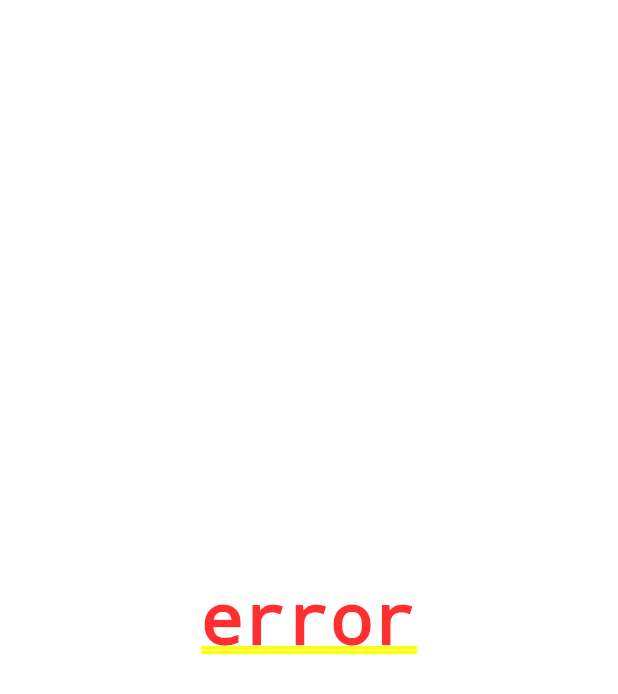
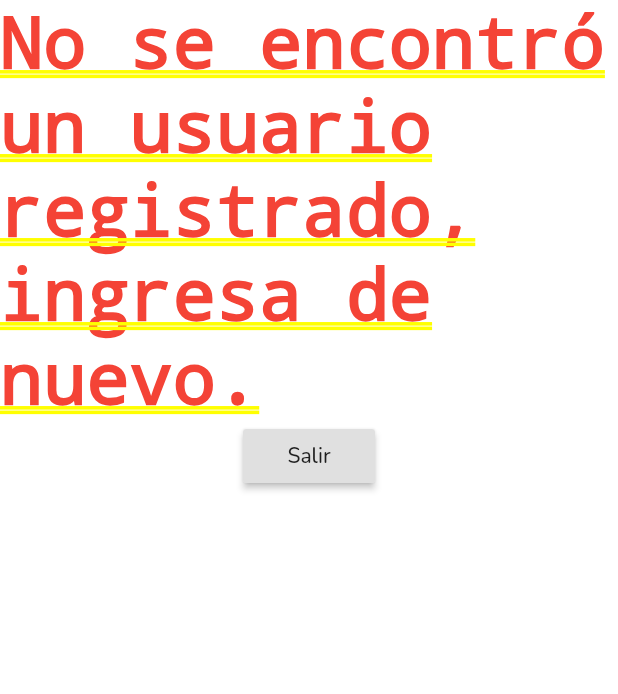
Before and after one commit to ditu474/prodAulaTaller, a Flutter app: the HomePage screen opened directly, on a phone screen of 412 x 824 dp. Shown: the top 694 px of the screen. Run offline on Flutter 3.47's test engine with Material 2 defaults, Android fonts, the phone set to English and light mode, and no system bars; our stand-ins replace bloc, dartz, data_connection_checker, equatable, flutter_bloc, flutter_svg and 4 more; accounts and stored records are empty.

```diff
--- a/lib/infrastructure/datasources/remoteDataSource.dart
+++ b/lib/infrastructure/datasources/remoteDataSource.dart
@@ -11,8 +11,8 @@ import 'package:http/http.dart' as http;
 
 class RemoteDataSource implements IRemoteDataSource {
   final http.Client client;
-  // final String urlAPI = 'https://rich-solstice-283505.ue.r.appspot.com/';
-  final String urlAPI = 'http://192.168.0.11:3000/';
+  final String urlAPI = 'https://rich-solstice-283505.ue.r.appspot.com/';
+  // final String urlAPI = 'http://192.168.0.11:3000/';
 
   RemoteDataSource({@required this.client});
 
--- a/lib/presentation/UI/home/home_page.dart
+++ b/lib/presentation/UI/home/home_page.dart
@@ -1,31 +1,67 @@
+import 'package:aulataller/presentation/UI/home/servicesSection.dart';
 import 'package:aulataller/presentation/states/authentication/auth_bloc.dart';
+import 'package:aulataller/utils/responsive.dart';
 import 'package:flutter/material.dart';
 import 'package:flutter_bloc/flutter_bloc.dart';
 
 class HomePage extends StatelessWidget {
   @override
   Widget build(BuildContext context) {
-    return BlocBuilder<AuthBloc,AuthState>(
-      builder: (context, state){
-        if(state is AuthenticationSuccess){
+    final IResponsive responsive = Responsive.of(context);
+    return BlocBuilder<AuthBloc, AuthState>(
+      builder: (context, state) {
+        if (state is AuthenticationSuccess) {
           return Scaffold(
-            body: Center(
-              child: Column(
-                children: <Widget>[
-                  Text(state.displayName),
-                  RaisedButton(
-                    child: Text('Salir'),
-                    onPressed: (){
-                      context.bloc<AuthBloc>().add(AuthenticationLoggedOut());
-                    },
-                  )
-                ],
-              )
+            body: SafeArea(
+              child: Container(
+                padding: EdgeInsets.symmetric(
+                  horizontal: responsive.widthPercent(5),
+                  vertical: responsive.heigthPercent(2),
+                ),
+                width: double.infinity,
+                height: double.infinity,
+                decoration: BoxDecoration(
+                  gradient: LinearGradient(
+                    colors: [
+                      Colors.grey[300],
+                      Colors.grey[500],
+                      Colors.grey[300],
+                    ],
+                    begin: Alignment.topCenter,
+                    end: Alignment.bottomCenter,
+                  ),
+                ),
+                child: SingleChildScrollView(
+                  physics: BouncingScrollPhysics(),
+                  child: Column(
+                    crossAxisAlignment: CrossAxisAlignment.start,
+                    children: <Widget>[
+                      ServicesSection(),
+                    ],
+                  ),
+                ),
+              ),
             ),
           );
         }
         return Center(
-          child: Text('error')
+          child: Column(
+            children: <Widget>[
+              Text(
+                'No se encontró un usuario registrado, ingresa de nuevo.',
+                style: TextStyle(
+                  color: Colors.red,
+                  fontWeight: FontWeight.bold,
+                ),
+              ),
+              RaisedButton(
+                child: Text('Salir'),
+                onPressed: () {
+                  context.bloc<AuthBloc>().add(AuthenticationLoggedOut());
+                },
+              ),
+            ],
+          ),
         );
       },
     );
--- a/lib/presentation/UI/login/loginForm.dart
+++ b/lib/presentation/UI/login/loginForm.dart
@@ -102,7 +102,10 @@ void _showSnackBar({
     ..showSnackBar(SnackBar(
       content: Row(
         mainAxisAlignment: MainAxisAlignment.spaceBetween,
-        children: <Widget>[leftWidget, rightWidget],
+        children: [
+          Flexible(child: leftWidget),
+          rightWidget,
+        ],
       ),
       backgroundColor: background,
     ));
--- a/lib/presentation/UI/register/registerForm.dart
+++ b/lib/presentation/UI/register/registerForm.dart
@@ -236,7 +236,10 @@ void _showSnackBar({
     ..showSnackBar(SnackBar(
       content: Row(
         mainAxisAlignment: MainAxisAlignment.spaceBetween,
-        children: <Widget>[leftWidget, rightWidget],
+        children: <Widget>[
+          Flexible(child: leftWidget),
+          rightWidget,
+        ],
       ),
       backgroundColor: background,
     ));
--- a/lib/presentation/UI/widgets/svgButton.dart
+++ b/lib/presentation/UI/widgets/svgButton.dart
@@ -24,7 +24,6 @@ class SVGButton extends StatelessWidget {
         child: Container(
           decoration: BoxDecoration(
             shape: BoxShape.circle,
-            color: Colors.white,
             boxShadow: [
               BoxShadow(
                 color: Colors.black,
--- a/pubspec.yaml
+++ b/pubspec.yaml
@@ -59,7 +59,9 @@ flutter:
     - assets/images/logo.png
     - assets/icons/1384015.svg
     - assets/icons/1312139.svg
-  #   - images/a_dot_ham.jpeg
+    - assets/icons/aula_abierta.svg
+    - assets/icons/sabios_al_gratin.svg
+    - assets/icons/psicopedagogico.svg
   # An image asset can refer to one or more resolution-specific "variants", see
   # https://flutter.dev/assets-and-images/#resolution-aware.
   # For details regarding adding assets from package dependencies, see
```
Also changed, not shown: lib/presentation/UI/home/servicesSection.dart (added, +92 -0 lines), lib/presentation/UI/widgets/section.dart (added, +66 -0 lines), assets/icons/aula_abierta.svg (added), assets/icons/psicopedagogico.svg (added), assets/icons/sabios_al_gratin.svg (added), 32 other files.
